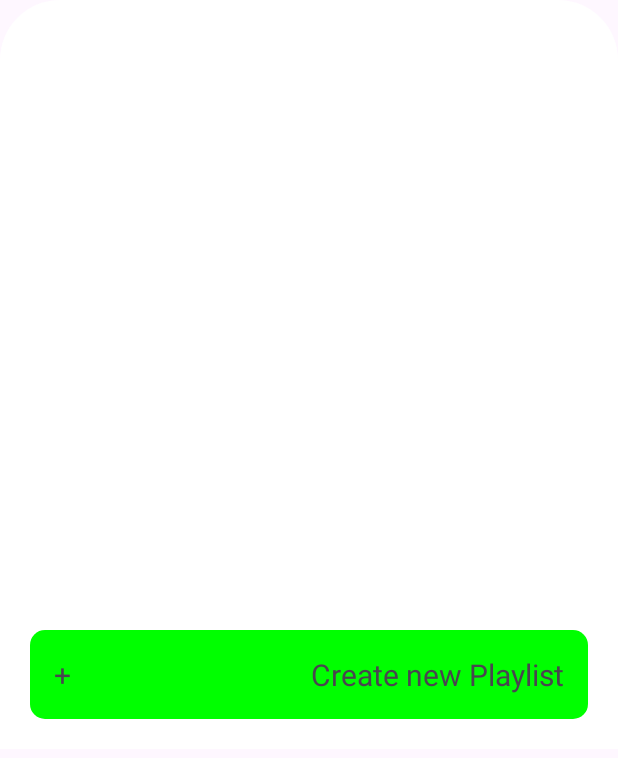
After one commit to Yjoubayr/Projecte33, an Android app: the fragment ListOfSongsFragment shown on its own in the app's theme, on a phone screen of 412 x 824 dp. The commit adds this screen. Shown: the top 758 px of the screen. Run offline under Robolectric (Android 15) with nearby library versions, the phone set to English and light mode, and no system bars.

Commit message:
Frame de llista de cançons

```diff
--- /dev/null
+++ b/Android/ReproductorMusica/app/src/main/java/cat/boscdelacoma/reproductormusica/ListOfSongsFragment.kt
@@ -0,0 +1,59 @@
+package cat.boscdelacoma.reproductormusica
+
+import android.os.Bundle
+import androidx.fragment.app.Fragment
+import android.view.LayoutInflater
+import android.view.View
+import android.view.ViewGroup
+
+// TODO: Rename parameter arguments, choose names that match
+// the fragment initialization parameters, e.g. ARG_ITEM_NUMBER
+private const val ARG_PARAM1 = "param1"
+private const val ARG_PARAM2 = "param2"
+
+/**
+ * A simple [Fragment] subclass.
+ * Use the [ListOfSongsFragment.newInstance] factory method to
+ * create an instance of this fragment.
+ */
+class ListOfSongsFragment : Fragment() {
+    // TODO: Rename and change types of parameters
+    private var param1: String? = null
+    private var param2: String? = null
+
+    override fun onCreate(savedInstanceState: Bundle?) {
+        super.onCreate(savedInstanceState)
+        arguments?.let {
+            param1 = it.getString(ARG_PARAM1)
+            param2 = it.getString(ARG_PARAM2)
+        }
+    }
+
+    override fun onCreateView(
+        inflater: LayoutInflater, container: ViewGroup?,
+        savedInstanceState: Bundle?
+    ): View? {
+        // Inflate the layout for this fragment
+        return inflater.inflate(R.layout.fragment_list_of_songs, container, false)
+    }
+
+    companion object {
+        /**
+         * Use this factory method to create a new instance of
+         * this fragment using the provided parameters.
+         *
+         * @param param1 Parameter 1.
+         * @param param2 Parameter 2.
+         * @return A new instance of fragment ListOfSongsFragment.
+         */
+        // TODO: Rename and change types and number of parameters
+        @JvmStatic
+        fun newInstance(param1: String, param2: String) =
+            ListOfSongsFragment().apply {
+                arguments = Bundle().apply {
+                    putString(ARG_PARAM1, param1)
+                    putString(ARG_PARAM2, param2)
+                }
+            }
+    }
+}
--- a/Android/ReproductorMusica/app/src/main/res/drawable/backgruond_frame_create_track.xml
+++ b/Android/ReproductorMusica/app/src/main/res/drawable/backgruond_frame_create_track.xml
@@ -4,6 +4,6 @@
     <solid android:color="@color/white"/> <!-- Color de fondo -->
 
     <!-- Esquinas redondeadas en la parte superior izquierda y derecha -->
-    <corners android:topLeftRadius="16dp"
-        android:topRightRadius="16dp"/>
+    <corners android:topLeftRadius="40dp"
+        android:topRightRadius="40dp"/>
 </shape>
--- /dev/null
+++ b/Android/ReproductorMusica/app/src/main/res/drawable/btn.xml
@@ -0,0 +1,11 @@
+<?xml version="1.0" encoding="utf-8"?>
+<shape xmlns:android="http://schemas.android.com/apk/res/android"
+    android:shape="rectangle">
+
+    <solid android:color="#00FF00"/>
+    <corners android:radius="10dp"/>
+    <size
+        android:width="100dp"
+    />
+
+</shape>
--- a/Android/ReproductorMusica/app/src/main/res/layout/activity_main.xml
+++ b/Android/ReproductorMusica/app/src/main/res/layout/activity_main.xml
@@ -71,6 +71,7 @@
         android:layout_marginBottom="80dp"
         >
         <TextView
+            android:id="@+id/AddSongToTrack"
             android:layout_width="40dp"
             android:layout_height="30dp"
             android:background="@drawable/addsongplaylist"
--- /dev/null
+++ b/Android/ReproductorMusica/app/src/main/res/layout/fragment_list_of_songs.xml
@@ -0,0 +1,45 @@
+<FrameLayout xmlns:android="http://schemas.android.com/apk/res/android"
+    xmlns:tools="http://schemas.android.com/tools"
+    android:layout_width="match_parent"
+    android:layout_height="match_parent"
+    tools:context=".ListOfSongsFragment">
+
+   <RelativeLayout
+       android:layout_width="match_parent"
+       android:layout_height="wrap_content"
+       android:padding="20dp"
+       android:background="@drawable/backgruond_frame_create_track"
+       >
+
+      <ListView
+          android:id="@+id/List"
+          android:layout_width="match_parent"
+          android:layout_height="400dp">
+      </ListView>
+
+      <RelativeLayout
+          android:id="@+id/CreateNewPlayList"
+          android:layout_width="match_parent"
+          android:layout_height="wrap_content"
+          android:layout_below="@id/List"
+          android:background="@drawable/btn"
+          android:padding="16dp">
+
+         <TextView
+             android:layout_width="wrap_content"
+             android:layout_height="wrap_content"
+             android:layout_alignParentLeft="true"
+             android:text="+"
+             android:textSize="20dp" />
+
+         <TextView
+             android:layout_width="wrap_content"
+             android:layout_height="wrap_content"
+             android:layout_alignParentRight="true"
+             android:text="Create new Playlist"
+             android:textSize="20dp" />
+      </RelativeLayout>
+
+   </RelativeLayout>
+
+</FrameLayout>
--- a/Android/ReproductorMusica/app/src/main/res/layout/fragment_track_name.xml
+++ b/Android/ReproductorMusica/app/src/main/res/layout/fragment_track_name.xml
@@ -3,7 +3,9 @@
     xmlns:tools="http://schemas.android.com/tools"
     android:layout_width="match_parent"
     android:layout_height="match_parent"
-    tools:context=".TrackName">
+    tools:context=".TrackName"
+    android:background="@color/black"
+    >
 
     <RelativeLayout
         android:layout_width="match_parent"
```
